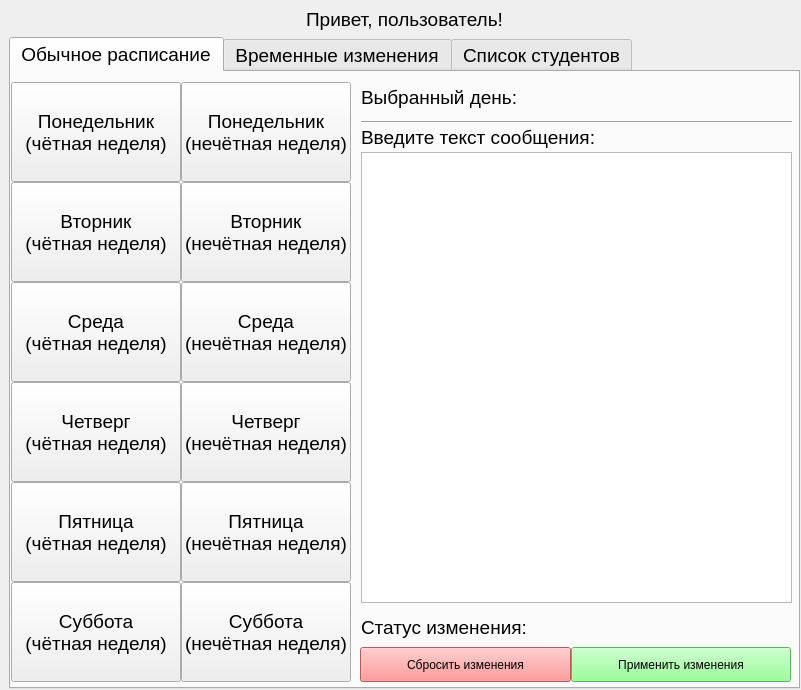
This is ui/work.ui in Skotmak/desktop_manager_vk_bot as Qt 5 draws it before an edit. The edited form follows.
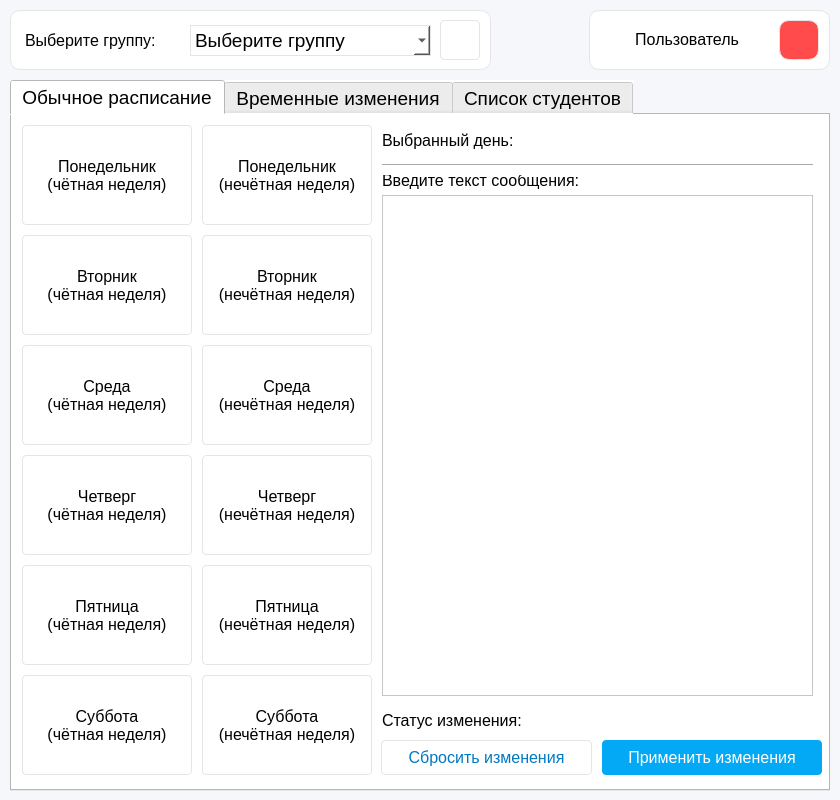
This is the edited form. The open tabs and pages were chosen to show the change. Icons and pictures are not drawn.

The edit to the form file:
```diff
--- a/ui/work.ui
+++ b/ui/work.ui
@@ -6,71 +6,54 @@
    <rect>
     <x>0</x>
     <y>0</y>
-    <width>801</width>
-    <height>690</height>
+    <width>840</width>
+    <height>800</height>
    </rect>
   </property>
+  <property name="minimumSize">
+   <size>
+    <width>840</width>
+    <height>800</height>
+   </size>
+  </property>
+  <property name="maximumSize">
+   <size>
+    <width>840</width>
+    <height>800</height>
+   </size>
+  </property>
   <property name="windowTitle">
    <string>Управление ботом РУДН</string>
   </property>
+  <property name="styleSheet">
+   <string notr="true">background-color: rgb(245, 247, 250);
+opacity: 1;</string>
+  </property>
   <widget class="QWidget" name="centralwidget">
-   <widget class="QWidget" name="verticalLayoutWidget">
-    <property name="geometry">
-     <rect>
-      <x>9</x>
-      <y>8</y>
-      <width>791</width>
-      <height>681</height>
-     </rect>
-    </property>
-    <layout class="QVBoxLayout" name="verticalLayout">
-     <item>
-      <widget class="QLabel" name="l_name">
-       <property name="sizePolicy">
-        <sizepolicy hsizetype="Preferred" vsizetype="Preferred">
-         <horstretch>0</horstretch>
-         <verstretch>0</verstretch>
-        </sizepolicy>
-       </property>
-       <property name="font">
-        <font>
-         <family>MS Shell Dlg 2</family>
-         <pointsize>14</pointsize>
-         <weight>9</weight>
-         <italic>false</italic>
-         <bold>false</bold>
-        </font>
-       </property>
-       <property name="layoutDirection">
-        <enum>Qt::LeftToRight</enum>
-       </property>
-       <property name="autoFillBackground">
-        <bool>false</bool>
-       </property>
        <property name="styleSheet">
-        <string notr="true">font: 75 14pt &quot;MS Shell Dlg 2&quot;;</string>
-       </property>
-       <property name="text">
-        <string>Привет, пользователь!</string>
-       </property>
-       <property name="textFormat">
-        <enum>Qt::AutoText</enum>
-       </property>
-       <property name="alignment">
-        <set>Qt::AlignCenter</set>
-       </property>
-       <property name="wordWrap">
-        <bool>false</bool>
-       </property>
-      </widget>
-     </item>
-     <item>
+    <string notr="true">background: #F5F7FA;
+opacity: 1;</string>
+   </property>
       <widget class="QTabWidget" name="tabWidget">
+    <property name="enabled">
+     <bool>true</bool>
+    </property>
+    <property name="geometry">
+     <rect>
+      <x>10</x>
+      <y>80</y>
+      <width>820</width>
+      <height>711</height>
+     </rect>
+    </property>
        <property name="font">
         <font>
          <pointsize>14</pointsize>
         </font>
        </property>
+    <property name="styleSheet">
+     <string notr="true">background-color: rgb(255, 255, 255);</string>
+    </property>
        <property name="currentIndex">
         <number>2</number>
        </property>
@@ -81,17 +64,32 @@
         <widget class="QPushButton" name="b_thu_1">
          <property name="geometry">
           <rect>
-           <x>170</x>
-           <y>310</y>
+        <x>190</x>
+        <y>340</y>
            <width>170</width>
            <height>100</height>
           </rect>
          </property>
          <property name="font">
           <font>
-           <pointsize>14</pointsize>
-          </font>
-         </property>
+        <pointsize>12</pointsize>
+       </font>
+      </property>
+      <property name="styleSheet">
+       <string notr="true">QPushButton{
+background: #FFFFFF ;
+border-radius: 4px;
+opacity: 1;
+text-align: center;
+letter-spacing: 0px;
+text-transform: uppercase;
+border: 1px solid #e5e5e5;
+}
+
+QPushButton::hover{
+background: #e8e8e8;
+}</string>
+      </property>
          <property name="text">
           <string>Четверг
 (нечётная неделя)</string>
@@ -100,14 +98,31 @@
         <widget class="QPushButton" name="b_tue_0">
          <property name="geometry">
           <rect>
-           <x>0</x>
-           <y>110</y>
+        <x>10</x>
+        <y>120</y>
            <width>170</width>
            <height>100</height>
           </rect>
          </property>
+      <property name="font">
+       <font>
+        <pointsize>12</pointsize>
+       </font>
+      </property>
          <property name="styleSheet">
-          <string notr="true">font: 14pt &quot;MS Shell Dlg 2&quot;;</string>
+       <string notr="true">QPushButton{
+background: #FFFFFF ;
+border-radius: 4px;
+opacity: 1;
+text-align: center;
+letter-spacing: 0px;
+text-transform: uppercase;
+border: 1px solid #e5e5e5;
+}
+
+QPushButton::hover{
+background: #e8e8e8;
+}</string>
          </property>
          <property name="text">
           <string>Вторник
@@ -117,17 +132,32 @@
         <widget class="QPushButton" name="b_fri_1">
          <property name="geometry">
           <rect>
-           <x>170</x>
-           <y>410</y>
+        <x>190</x>
+        <y>450</y>
            <width>170</width>
            <height>100</height>
           </rect>
          </property>
          <property name="font">
           <font>
-           <pointsize>14</pointsize>
-          </font>
-         </property>
+        <pointsize>12</pointsize>
+       </font>
+      </property>
+      <property name="styleSheet">
+       <string notr="true">QPushButton{
+background: #FFFFFF ;
+border-radius: 4px;
+opacity: 1;
+text-align: center;
+letter-spacing: 0px;
+text-transform: uppercase;
+border: 1px solid #e5e5e5;
+}
+
+QPushButton::hover{
+background: #e8e8e8;
+}</string>
+      </property>
          <property name="text">
           <string>Пятница
 (нечётная неделя)</string>
@@ -136,14 +166,31 @@
         <widget class="QPushButton" name="b_fri_0">
          <property name="geometry">
           <rect>
-           <x>0</x>
-           <y>410</y>
+        <x>10</x>
+        <y>450</y>
            <width>170</width>
            <height>100</height>
           </rect>
          </property>
+      <property name="font">
+       <font>
+        <pointsize>12</pointsize>
+       </font>
+      </property>
          <property name="styleSheet">
-          <string notr="true">font: 75 14pt &quot;MS Shell Dlg 2&quot;;</string>
+       <string notr="true">QPushButton{
+background: #FFFFFF ;
+border-radius: 4px;
+opacity: 1;
+text-align: center;
+letter-spacing: 0px;
+text-transform: uppercase;
+border: 1px solid #e5e5e5;
+}
+
+QPushButton::hover{
+background: #e8e8e8;
+}</string>
          </property>
          <property name="text">
           <string>Пятница
@@ -153,17 +200,32 @@
         <widget class="QPushButton" name="b_sat_1">
          <property name="geometry">
           <rect>
-           <x>170</x>
-           <y>510</y>
+        <x>190</x>
+        <y>560</y>
            <width>170</width>
            <height>100</height>
           </rect>
          </property>
          <property name="font">
           <font>
-           <pointsize>14</pointsize>
-          </font>
-         </property>
+        <pointsize>12</pointsize>
+       </font>
+      </property>
+      <property name="styleSheet">
+       <string notr="true">QPushButton{
+background: #FFFFFF ;
+border-radius: 4px;
+opacity: 1;
+text-align: center;
+letter-spacing: 0px;
+text-transform: uppercase;
+border: 1px solid #e5e5e5;
+}
+
+QPushButton::hover{
+background: #e8e8e8;
+}</string>
+      </property>
          <property name="text">
           <string>Суббота
 (нечётная неделя)</string>
@@ -172,17 +234,32 @@
         <widget class="QPushButton" name="b_tue_1">
          <property name="geometry">
           <rect>
-           <x>170</x>
-           <y>110</y>
+        <x>190</x>
+        <y>120</y>
            <width>170</width>
            <height>100</height>
           </rect>
          </property>
          <property name="font">
           <font>
-           <pointsize>14</pointsize>
-          </font>
-         </property>
+        <pointsize>12</pointsize>
+       </font>
+      </property>
+      <property name="styleSheet">
+       <string notr="true">QPushButton{
+background: #FFFFFF ;
+border-radius: 4px;
+opacity: 1;
+text-align: center;
+letter-spacing: 0px;
+text-transform: uppercase;
+border: 1px solid #e5e5e5;
+}
+
+QPushButton::hover{
+background: #e8e8e8;
+}</string>
+      </property>
          <property name="text">
           <string>Вторник
 (нечётная неделя)</string>
@@ -191,14 +268,31 @@
         <widget class="QPushButton" name="b_wed_0">
          <property name="geometry">
           <rect>
-           <x>0</x>
-           <y>210</y>
+        <x>10</x>
+        <y>230</y>
            <width>170</width>
            <height>100</height>
           </rect>
          </property>
+      <property name="font">
+       <font>
+        <pointsize>12</pointsize>
+       </font>
+      </property>
          <property name="styleSheet">
-          <string notr="true">font: 14pt &quot;MS Shell Dlg 2&quot;;</string>
+       <string notr="true">QPushButton{
+background: #FFFFFF ;
+border-radius: 4px;
+opacity: 1;
+text-align: center;
+letter-spacing: 0px;
+text-transform: uppercase;
+border: 1px solid #e5e5e5;
+}
+
+QPushButton::hover{
+background: #e8e8e8;
+}</string>
          </property>
          <property name="text">
           <string>Среда
@@ -208,14 +302,31 @@
         <widget class="QPushButton" name="b_mon_0">
          <property name="geometry">
           <rect>
-           <x>0</x>
+        <x>10</x>
            <y>10</y>
            <width>170</width>
            <height>100</height>
           </rect>
          </property>
+      <property name="font">
+       <font>
+        <pointsize>12</pointsize>
+       </font>
+      </property>
          <property name="styleSheet">
-          <string notr="true">font: 14pt &quot;MS Shell Dlg 2&quot;;</string>
+       <string notr="true">QPushButton{
+background: #FFFFFF ;
+border-radius: 4px;
+opacity: 1;
+text-align: center;
+letter-spacing: 0px;
+text-transform: uppercase;
+border: 1px solid #e5e5e5;
+}
+
+QPushButton::hover{
+background: #e8e8e8;
+}</string>
          </property>
          <property name="text">
           <string>Понедельник
@@ -225,17 +336,32 @@
         <widget class="QPushButton" name="b_wed_1">
          <property name="geometry">
           <rect>
-           <x>170</x>
-           <y>210</y>
+        <x>190</x>
+        <y>230</y>
            <width>170</width>
            <height>100</height>
           </rect>
          </property>
          <property name="font">
           <font>
-           <pointsize>14</pointsize>
-          </font>
-         </property>
+        <pointsize>12</pointsize>
+       </font>
+      </property>
+      <property name="styleSheet">
+       <string notr="true">QPushButton{
+background: #FFFFFF ;
+border-radius: 4px;
+opacity: 1;
+text-align: center;
+letter-spacing: 0px;
+text-transform: uppercase;
+border: 1px solid #e5e5e5;
+}
+
+QPushButton::hover{
+background: #e8e8e8;
+}</string>
+      </property>
          <property name="text">
           <string>Среда
 (нечётная неделя)</string>
@@ -244,7 +370,7 @@
         <widget class="QPushButton" name="b_mon_1">
          <property name="geometry">
           <rect>
-           <x>170</x>
+        <x>190</x>
            <y>10</y>
            <width>170</width>
            <height>100</height>
@@ -252,9 +378,24 @@
          </property>
          <property name="font">
           <font>
-           <pointsize>14</pointsize>
-          </font>
-         </property>
+        <pointsize>12</pointsize>
+       </font>
+      </property>
+      <property name="styleSheet">
+       <string notr="true">QPushButton{
+background: #FFFFFF ;
+border-radius: 4px;
+opacity: 1;
+text-align: center;
+letter-spacing: 0px;
+text-transform: uppercase;
+border: 1px solid #e5e5e5;
+}
+
+QPushButton::hover{
+background: #e8e8e8;
+}</string>
+      </property>
          <property name="text">
           <string>Понедельник
 (нечётная неделя)</string>
@@ -263,14 +404,31 @@
         <widget class="QPushButton" name="b_sat_0">
          <property name="geometry">
           <rect>
-           <x>0</x>
-           <y>510</y>
+        <x>10</x>
+        <y>560</y>
            <width>170</width>
            <height>100</height>
           </rect>
          </property>
+      <property name="font">
+       <font>
+        <pointsize>12</pointsize>
+       </font>
+      </property>
          <property name="styleSheet">
-          <string notr="true">font: 75 14pt &quot;MS Shell Dlg 2&quot;;</string>
+       <string notr="true">QPushButton{
+background: #FFFFFF ;
+border-radius: 4px;
+opacity: 1;
+text-align: center;
+letter-spacing: 0px;
+text-transform: uppercase;
+border: 1px solid #e5e5e5;
+}
+
+QPushButton::hover{
+background: #e8e8e8;
+}</string>
          </property>
          <property name="text">
           <string>Суббота
@@ -280,14 +438,31 @@
         <widget class="QPushButton" name="b_thu_0">
          <property name="geometry">
           <rect>
-           <x>0</x>
-           <y>310</y>
+        <x>10</x>
+        <y>340</y>
            <width>170</width>
            <height>100</height>
           </rect>
          </property>
+      <property name="font">
+       <font>
+        <pointsize>12</pointsize>
+       </font>
+      </property>
          <property name="styleSheet">
-          <string notr="true">font: 75 14pt &quot;MS Shell Dlg 2&quot;;</string>
+       <string notr="true">QPushButton{
+background: #FFFFFF ;
+border-radius: 4px;
+opacity: 1;
+text-align: center;
+letter-spacing: 0px;
+text-transform: uppercase;
+border: 1px solid #e5e5e5;
+}
+
+QPushButton::hover{
+background: #e8e8e8;
+}</string>
          </property>
          <property name="text">
           <string>Четверг
@@ -297,25 +472,52 @@
         <widget class="QPlainTextEdit" name="plainTextEdit">
          <property name="geometry">
           <rect>
-           <x>350</x>
+        <x>370</x>
            <y>80</y>
            <width>431</width>
-           <height>451</height>
-          </rect>
-         </property>
+        <height>501</height>
+       </rect>
+      </property>
+      <property name="font">
+       <font>
+        <pointsize>14</pointsize>
+       </font>
+      </property>
+      <property name="styleSheet">
+       <string notr="true"/>
+      </property>
         </widget>
         <widget class="QPushButton" name="clear_PTE">
          <property name="geometry">
           <rect>
-           <x>349</x>
-           <y>575</y>
+        <x>369</x>
+        <y>625</y>
            <width>211</width>
            <height>35</height>
           </rect>
          </property>
+      <property name="font">
+       <font>
+        <pointsize>-1</pointsize>
+       </font>
+      </property>
          <property name="styleSheet">
-          <string notr="true">background-color: rgb(255, 125, 125);
-font: 75 14pt &quot;MS Shell Dlg 2&quot;;</string>
+       <string notr="true">QPushButton{
+background: #FFFFFF ;
+border-radius: 4px;
+opacity: 1;
+text-align: center;
+letter-spacing: 0px;
+color: #0079C2;
+text-transform: uppercase;
+font-size: 16px;
+font-weight: medium; 
+border: 1px solid #e5e5e5;
+}
+
+QPushButton::hover{
+background: #e8e8e8;
+}</string>
          </property>
          <property name="text">
           <string>Сбросить изменения</string>
@@ -324,15 +526,28 @@
         <widget class="QPushButton" name="send_changes">
          <property name="geometry">
           <rect>
-           <x>560</x>
-           <y>575</y>
+        <x>590</x>
+        <y>625</y>
            <width>220</width>
            <height>35</height>
           </rect>
          </property>
          <property name="styleSheet">
-          <string notr="true">background-color: rgb(125, 255, 125);
-font: 75 14pt &quot;MS Shell Dlg 2&quot;;</string>
+       <string notr="true">QPushButton{
+background: #03A9F4 ;
+border-radius: 4px;
+opacity: 1;
+text-align: center;
+letter-spacing: 0px;
+color: #FFFFFF;
+text-transform: uppercase;
+font-size: 16px;
+font-weight: medium; 
+}
+
+QPushButton::hover{
+background: #0079C2;
+}</string>
          </property>
          <property name="text">
           <string>Применить изменения</string>
@@ -341,12 +556,18 @@
         <widget class="QLabel" name="label_5">
          <property name="geometry">
           <rect>
-           <x>350</x>
+        <x>370</x>
            <y>10</y>
            <width>160</width>
            <height>30</height>
           </rect>
          </property>
+      <property name="styleSheet">
+       <string notr="true">letter-spacing: 0px;
+text-transform: uppercase;
+font-size: 16px;
+font-weight: medium; </string>
+      </property>
          <property name="text">
           <string>Выбранный день:</string>
          </property>
@@ -354,7 +575,7 @@
         <widget class="QLabel" name="l_day">
          <property name="geometry">
           <rect>
-           <x>510</x>
+        <x>530</x>
            <y>10</y>
            <width>271</width>
            <height>30</height>
@@ -362,9 +583,15 @@
          </property>
          <property name="font">
           <font>
-           <pointsize>13</pointsize>
-          </font>
-         </property>
+        <pointsize>-1</pointsize>
+       </font>
+      </property>
+      <property name="styleSheet">
+       <string notr="true">letter-spacing: 0px;
+text-transform: uppercase;
+font-size: 15px;
+font-weight: medium; </string>
+      </property>
          <property name="text">
           <string/>
          </property>
@@ -372,12 +599,18 @@
         <widget class="QLabel" name="label_6">
          <property name="geometry">
           <rect>
-           <x>350</x>
-           <y>540</y>
+        <x>370</x>
+        <y>590</y>
            <width>170</width>
            <height>30</height>
           </rect>
          </property>
+      <property name="styleSheet">
+       <string notr="true">letter-spacing: 0px;
+text-transform: uppercase;
+font-size: 16px;
+font-weight: medium; </string>
+      </property>
          <property name="text">
           <string>Статус изменения:</string>
          </property>
@@ -385,17 +618,23 @@
         <widget class="QLabel" name="l_status">
          <property name="geometry">
           <rect>
-           <x>520</x>
-           <y>540</y>
+        <x>540</x>
+        <y>590</y>
            <width>250</width>
            <height>30</height>
           </rect>
          </property>
          <property name="font">
           <font>
-           <pointsize>13</pointsize>
-          </font>
-         </property>
+        <pointsize>-1</pointsize>
+       </font>
+      </property>
+      <property name="styleSheet">
+       <string notr="true">letter-spacing: 0px;
+text-transform: uppercase;
+font-size: 15px;
+font-weight: medium; </string>
+      </property>
          <property name="text">
           <string/>
          </property>
@@ -403,12 +642,18 @@
         <widget class="QLabel" name="label_7">
          <property name="geometry">
           <rect>
-           <x>350</x>
+        <x>370</x>
            <y>50</y>
            <width>241</width>
            <height>30</height>
           </rect>
          </property>
+      <property name="styleSheet">
+       <string notr="true">letter-spacing: 0px;
+text-transform: uppercase;
+font-size: 16px;
+font-weight: medium; </string>
+      </property>
          <property name="text">
           <string>Введите текст сообщения:</string>
          </property>
@@ -416,7 +661,7 @@
         <widget class="Line" name="line">
          <property name="geometry">
           <rect>
-           <x>350</x>
+        <x>370</x>
            <y>40</y>
            <width>431</width>
            <height>20</height>
@@ -724,10 +969,278 @@
 данных</string>
          </property>
         </widget>
-       </widget>
-      </widget>
+     <widget class="QPushButton" name="open_stud_marks">
+      <property name="geometry">
+       <rect>
+        <x>649</x>
+        <y>380</y>
+        <width>141</width>
+        <height>80</height>
+       </rect>
+      </property>
+      <property name="styleSheet">
+       <string notr="true">background: #0079C2 ;
+border-radius: 4px;
+text-align: center;
+letter-spacing: 0px;
+color: #FFFFFF;
+text-transform: uppercase;
+opacity: 1;
+font-size: 16px;
+font-weight: medium; </string>
+      </property>
+      <property name="text">
+       <string>Обзор
+успеваемости</string>
+      </property>
+     </widget>
+    </widget>
+   </widget>
+   <widget class="QFrame" name="frame">
+    <property name="geometry">
+     <rect>
+      <x>10</x>
+      <y>10</y>
+      <width>481</width>
+      <height>60</height>
+     </rect>
+    </property>
+    <property name="styleSheet">
+     <string notr="true">background-color: rgb(255, 255, 255);
+border: 1px solid #e5e5e5;
+border-radius: 10px;</string>
+    </property>
+    <property name="frameShape">
+     <enum>QFrame::StyledPanel</enum>
+    </property>
+    <property name="frameShadow">
+     <enum>QFrame::Raised</enum>
+    </property>
+    <widget class="QLabel" name="label_2">
+     <property name="geometry">
+      <rect>
+       <x>10</x>
+       <y>10</y>
+       <width>161</width>
+       <height>40</height>
+      </rect>
+     </property>
+     <property name="styleSheet">
+      <string notr="true">letter-spacing: 0px;
+text-transform: uppercase;
+font-size: 16px;
+font-weight: medium; 
+border: 1px solid rgb(255, 255, 255);</string>
+     </property>
+     <property name="text">
+      <string>Выберите группу:</string>
+     </property>
+    </widget>
+    <widget class="QComboBox" name="group_comboBox">
+     <property name="geometry">
+      <rect>
+       <x>180</x>
+       <y>15</y>
+       <width>241</width>
+       <height>31</height>
+      </rect>
+     </property>
+     <property name="font">
+      <font>
+       <pointsize>14</pointsize>
+      </font>
+     </property>
+     <property name="styleSheet">
+      <string notr="true">letter-spacing: 0px;
+text-transform: uppercase;
+border-radius: 0px;</string>
+     </property>
+     <property name="currentText">
+      <string>Выберите группу</string>
+     </property>
+     <property name="frame">
+      <bool>true</bool>
+     </property>
+     <item>
+      <property name="text">
+       <string>Выберите группу</string>
+      </property>
      </item>
-    </layout>
+    </widget>
+    <widget class="QPushButton" name="goups_setting_btn">
+     <property name="geometry">
+      <rect>
+       <x>430</x>
+       <y>10</y>
+       <width>40</width>
+       <height>40</height>
+      </rect>
+     </property>
+     <property name="whatsThis">
+      <string>Выход из учётной записи</string>
+     </property>
+     <property name="styleSheet">
+      <string notr="true">QPushButton{
+background: #FFFFFF ;
+border-radius: 4px;
+opacity: 1;
+text-align: center;
+letter-spacing: 0px;
+color: #0079C2;
+text-transform: uppercase;
+font-size: 16px;
+font-weight: medium; 
+border: 1px solid #e5e5e5;
+}
+
+QPushButton::hover{
+background: #e8e8e8;
+}</string>
+     </property>
+     <property name="text">
+      <string/>
+     </property>
+     <property name="icon">
+      <iconset>
+       <normaloff>cog.svg</normaloff>cog.svg</iconset>
+     </property>
+     <property name="iconSize">
+      <size>
+       <width>20</width>
+       <height>20</height>
+      </size>
+     </property>
+     <property name="flat">
+      <bool>true</bool>
+     </property>
+    </widget>
+   </widget>
+   <widget class="QFrame" name="frame_2">
+    <property name="geometry">
+     <rect>
+      <x>589</x>
+      <y>10</y>
+      <width>241</width>
+      <height>60</height>
+     </rect>
+    </property>
+    <property name="styleSheet">
+     <string notr="true">background-color: rgb(255, 255, 255);
+border: 1px solid #e5e5e5;
+border-radius: 10px;</string>
+    </property>
+    <property name="frameShape">
+     <enum>QFrame::StyledPanel</enum>
+    </property>
+    <property name="frameShadow">
+     <enum>QFrame::Raised</enum>
+    </property>
+    <widget class="QPushButton" name="exit_btn">
+     <property name="geometry">
+      <rect>
+       <x>190</x>
+       <y>10</y>
+       <width>40</width>
+       <height>40</height>
+      </rect>
+     </property>
+     <property name="whatsThis">
+      <string>Выход из учётной записи</string>
+     </property>
+     <property name="styleSheet">
+      <string notr="true">QPushButton{
+background: #ff4b4b ; 
+}
+
+QPushButton::hover{
+background: #ff0000;
+}</string>
+     </property>
+     <property name="text">
+      <string/>
+     </property>
+     <property name="icon">
+      <iconset>
+       <normaloff>logout.svg</normaloff>logout.svg</iconset>
+     </property>
+     <property name="iconSize">
+      <size>
+       <width>20</width>
+       <height>20</height>
+      </size>
+     </property>
+     <property name="flat">
+      <bool>true</bool>
+     </property>
+    </widget>
+    <widget class="QLabel" name="label_9">
+     <property name="geometry">
+      <rect>
+       <x>155</x>
+       <y>10</y>
+       <width>31</width>
+       <height>39</height>
+      </rect>
+     </property>
+     <property name="layoutDirection">
+      <enum>Qt::LeftToRight</enum>
+     </property>
+     <property name="styleSheet">
+      <string notr="true">border: 1px solid rgb(255, 255, 255);</string>
+     </property>
+     <property name="text">
+      <string>&lt;img src='account.svg' /&gt;</string>
+     </property>
+    </widget>
+    <widget class="QLabel" name="l_name">
+     <property name="enabled">
+      <bool>true</bool>
+     </property>
+     <property name="geometry">
+      <rect>
+       <x>14</x>
+       <y>10</y>
+       <width>141</width>
+       <height>39</height>
+      </rect>
+     </property>
+     <property name="sizePolicy">
+      <sizepolicy hsizetype="Preferred" vsizetype="Preferred">
+       <horstretch>0</horstretch>
+       <verstretch>0</verstretch>
+      </sizepolicy>
+     </property>
+     <property name="font">
+      <font>
+       <pointsize>-1</pointsize>
+      </font>
+     </property>
+     <property name="layoutDirection">
+      <enum>Qt::LeftToRight</enum>
+     </property>
+     <property name="autoFillBackground">
+      <bool>false</bool>
+     </property>
+     <property name="styleSheet">
+      <string notr="true">letter-spacing: 0px;
+font-size: 16px;
+font-weight: medium; 
+border: 1px solid rgb(255, 255, 255);
+text-align: right</string>
+     </property>
+     <property name="text">
+      <string>Пользователь</string>
+     </property>
+     <property name="textFormat">
+      <enum>Qt::AutoText</enum>
+     </property>
+     <property name="alignment">
+      <set>Qt::AlignRight|Qt::AlignTrailing|Qt::AlignVCenter</set>
+     </property>
+     <property name="wordWrap">
+      <bool>false</bool>
+     </property>
+    </widget>
    </widget>
   </widget>
  </widget>
```
Left out of the diff: 289 changed lines with no effect on the pictures. Lines whose indentation alone changed are shown as unchanged.
